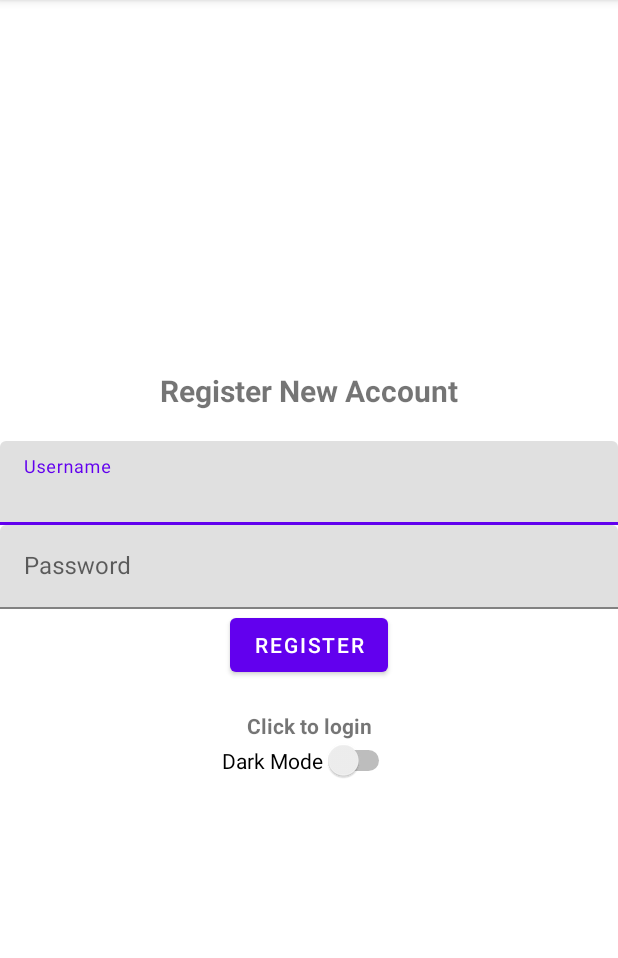
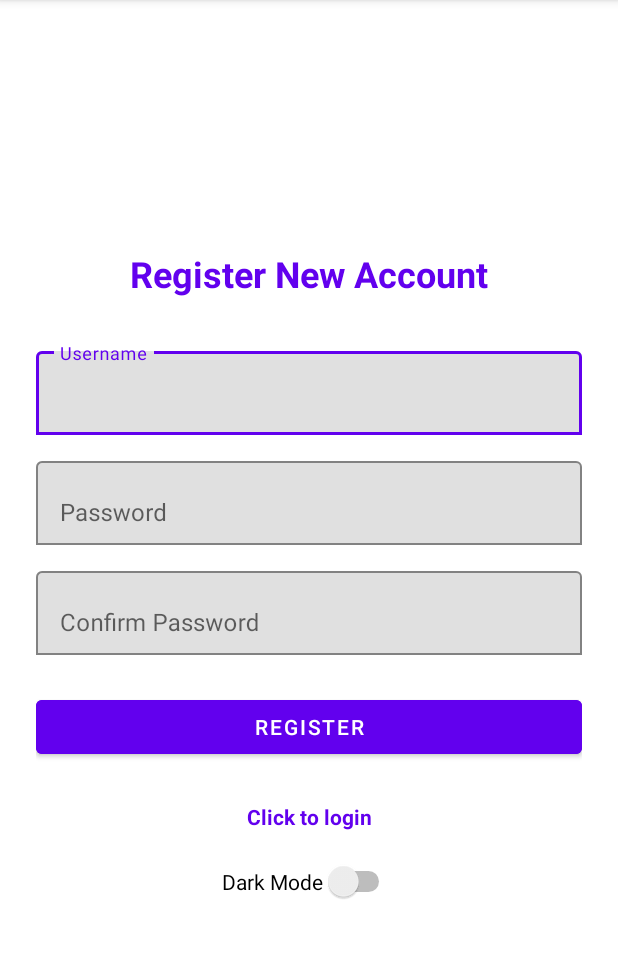
Before and after one commit to mehuloswal/CS427-Fall2024-TermProject-Team5, an Android app: the screen it shows after launch (Register), after a tap on "Click to Register", on a phone screen of 412 x 824 dp, the part 84-1042 px from its top. Run offline under Robolectric (Android 15) with nearby library versions, the phone set to English and light mode, and no system bars; our stand-ins replace Firebase (no records; nobody signed in at launch, a user with empty details on screens opened directly); 1 other tap on this screen came first.

Commit message:
Add confirm password field to registration; enhance UI and validation checks

```diff
--- a/app/src/main/res/layout/activity_register.xml
+++ b/app/src/main/res/layout/activity_register.xml
@@ -5,22 +5,29 @@
     android:id="@+id/main"
     android:orientation="vertical"
     android:gravity="center"
+    android:padding="24dp"
+    android:background="?android:attr/windowBackground"
     android:layout_width="match_parent"
     android:layout_height="match_parent"
     tools:context=".Register">
 
     <TextView
-        android:textSize="20sp"
+        android:textSize="24sp"
         android:text="@string/register"
         android:layout_width="match_parent"
         android:gravity="center"
-        android:layout_marginBottom="20dp"
+        android:textColor="?attr/colorPrimary"
+        android:layout_marginBottom="30dp"
         android:textStyle="bold"
         android:layout_height="wrap_content"/>
 
     <com.google.android.material.textfield.TextInputLayout
         android:layout_width="match_parent"
-        android:layout_height="wrap_content">
+        android:layout_height="wrap_content"
+        app:boxStrokeColor="?attr/colorPrimary"
+        app:boxBackgroundMode="outline"
+        android:layout_marginBottom="12dp">
+
         <com.google.android.material.textfield.TextInputEditText
             android:id="@+id/username"
             android:hint="@string/username"
@@ -28,13 +35,32 @@
             android:layout_height="wrap_content"/>
     </com.google.android.material.textfield.TextInputLayout>
 
+    <com.google.android.material.textfield.TextInputLayout
+        android:layout_width="match_parent"
+        android:layout_height="wrap_content"
+        app:boxStrokeColor="?attr/colorPrimary"
+        app:boxBackgroundMode="outline"
+        android:layout_marginBottom="12dp">
+
+        <com.google.android.material.textfield.TextInputEditText
+            android:id="@+id/password"
+            android:hint="@string/password"
+            android:inputType="textPassword"
+            android:layout_width="match_parent"
+            android:layout_height="wrap_content"/>
+    </com.google.android.material.textfield.TextInputLayout>
 
     <com.google.android.material.textfield.TextInputLayout
         android:layout_width="match_parent"
-        android:layout_height="wrap_content">
+        android:layout_height="wrap_content"
+        app:boxStrokeColor="?attr/colorPrimary"
+        app:boxBackgroundMode="outline"
+        android:layout_marginBottom="24dp">
+
         <com.google.android.material.textfield.TextInputEditText
-            android:id="@+id/password"
-            android:hint="@string/password"
+            android:id="@+id/confirmPassword"
+            android:hint="Confirm Password"
+            android:inputType="textPassword"
             android:layout_width="match_parent"
             android:layout_height="wrap_content"/>
     </com.google.android.material.textfield.TextInputLayout>
@@ -43,25 +69,32 @@
         android:id="@+id/progressBar"
         android:visibility="gone"
         android:layout_width="wrap_content"
-        android:layout_height="wrap_content"/>
+        android:layout_height="wrap_content"
+        android:layout_marginBottom="20dp"/>
 
     <Button
         android:id="@+id/btn_register"
         android:text="Register"
-        android:layout_width="wrap_content"
-        android:layout_height="wrap_content"/>
+        android:layout_width="match_parent"
+        android:layout_height="wrap_content"
+        android:backgroundTint="?attr/colorPrimary"
+        android:textColor="@android:color/white"
+        android:layout_marginBottom="16dp"/>
 
     <TextView
-        android:textStyle="bold"
-        android:gravity="center"
-        android:layout_marginTop="20dp"
         android:id="@+id/loginNow"
         android:text="@string/click_to_login"
         android:layout_width="match_parent"
-        android:layout_height="wrap_content"/>
+        android:layout_height="wrap_content"
+        android:textColor="?attr/colorPrimary"
+        android:gravity="center"
+        android:textStyle="bold"
+        android:layout_marginTop="10dp"/>
+
     <Switch
         android:id="@+id/themeSwitch"
         android:layout_width="wrap_content"
         android:layout_height="wrap_content"
-        android:text="Dark Mode" />
+        android:text="Dark Mode"
+        android:layout_marginTop="20dp"/>
 </LinearLayout>
```
Also changed, not shown: app/src/main/java/edu/uiuc/cs427app/Register.java (+27 -14 lines), app/src/main/res/layout/activity_login.xml (+28 -13 lines).
